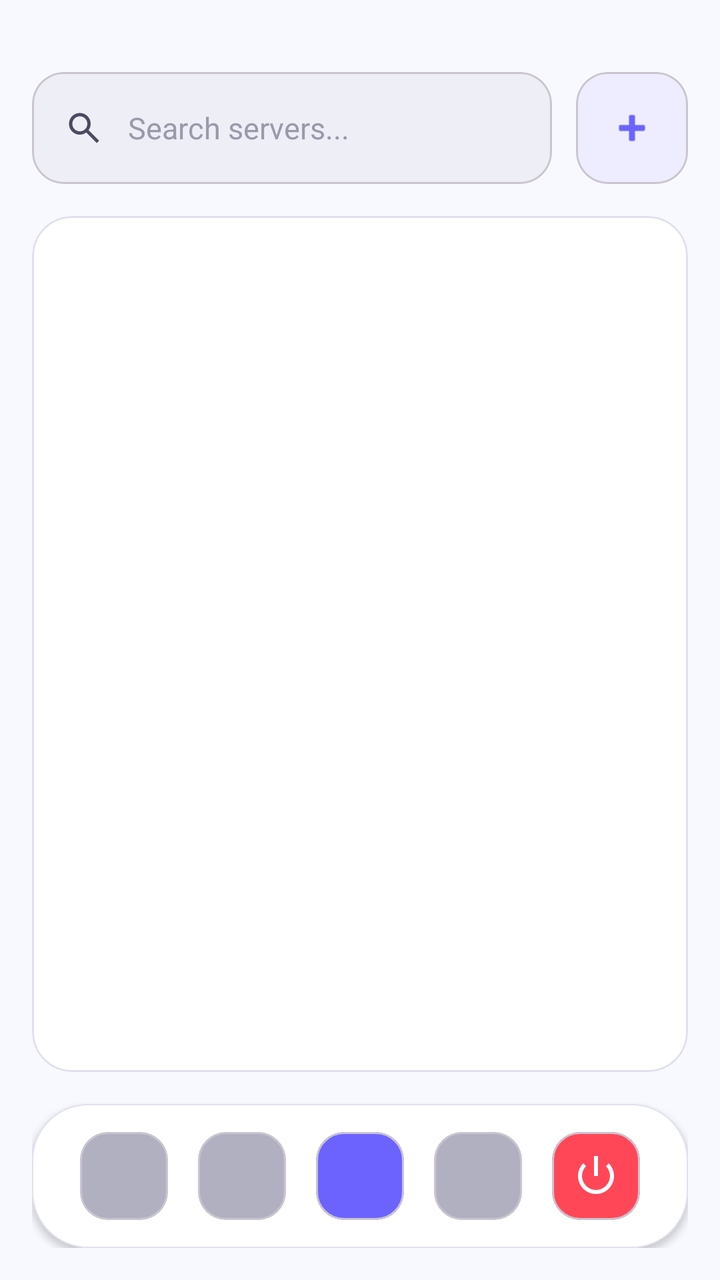
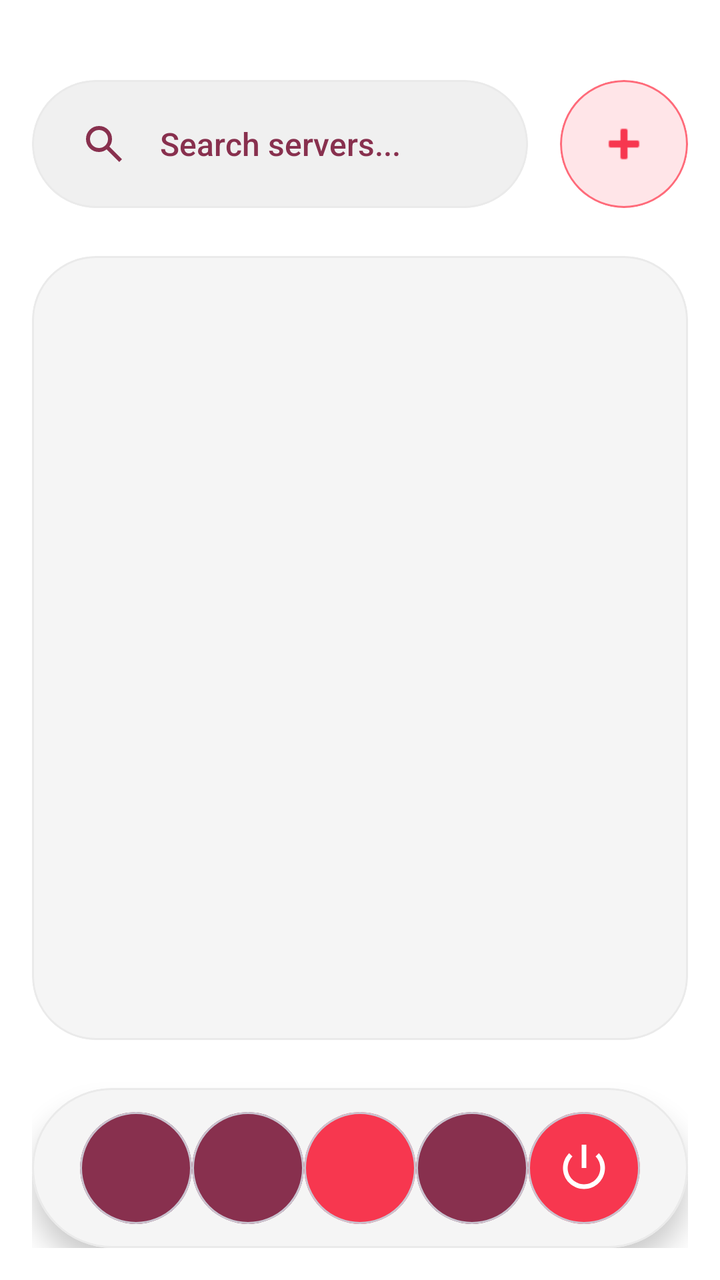

Compare the two renders of this Android layout. The source of the first and the diff that turns it into the second are given below.
<!-- AndroidManifest.xml: application theme Theme.SE114_CallingSystem -->
<!-- res/layout/activity_home_page.xml -->
<?xml version="1.0" encoding="utf-8"?>
<RelativeLayout xmlns:android="http://schemas.android.com/apk/res/android"
    xmlns:app="http://schemas.android.com/apk/res-auto"
    android:layout_width="match_parent"
    android:layout_height="match_parent"
    android:background="@color/bg_primary"
    android:padding="16dp">

    <LinearLayout
        android:id="@+id/topBar"
        android:layout_width="match_parent"
        android:layout_height="56dp"
        android:layout_alignParentTop="true"
        android:layout_marginTop="20dp"
        android:orientation="horizontal">

        <com.google.android.material.card.MaterialCardView
            android:layout_width="0dp"
            android:layout_height="match_parent"
            android:layout_weight="1"
            app:cardBackgroundColor="@color/bg_input"
            app:cardCornerRadius="16dp"
            app:cardElevation="0dp">

            <LinearLayout
                android:layout_width="match_parent"
                android:layout_height="match_parent"
                android:gravity="center_vertical"
                android:orientation="horizontal"
                android:paddingHorizontal="16dp">

                <ImageView
                    android:layout_width="20dp"
                    android:layout_height="20dp"
                    android:contentDescription="Search"
                    android:src="@drawable/icon_searchbutton"
                    app:tint="@color/icon_tint" />

                <TextView
                    android:layout_width="wrap_content"
                    android:layout_height="wrap_content"
                    android:layout_marginStart="12dp"
                    android:text="Search servers..."
                    android:textColor="@color/text_hint"
                    android:textSize="15sp" />
            </LinearLayout>
        </com.google.android.material.card.MaterialCardView>

        <Space
            android:layout_width="12dp"
            android:layout_height="match_parent" />

        <com.google.android.material.card.MaterialCardView
            android:id="@+id/mcvServerCreate"
            android:layout_width="56dp"
            android:layout_height="56dp"
            app:cardBackgroundColor="@color/accent_surface"
            app:cardCornerRadius="16dp"
            app:cardElevation="0dp">

            <ImageView
                android:layout_width="24dp"
                android:layout_height="24dp"
                android:layout_gravity="center"
                android:contentDescription="Add Server"
                android:src="@android:drawable/ic_input_add"
                app:tint="@color/accent" />
        </com.google.android.material.card.MaterialCardView>
    </LinearLayout>

    <com.google.android.material.card.MaterialCardView
        android:id="@+id/middleSection"
        android:layout_width="match_parent"
        android:layout_height="match_parent"
        android:layout_above="@id/bottomBar"
        android:layout_below="@id/topBar"
        android:layout_marginTop="16dp"
        android:layout_marginBottom="16dp"
        app:cardBackgroundColor="@color/bg_secondary"
        app:cardCornerRadius="20dp"
        app:cardElevation="0dp"
        app:strokeColor="@color/card_stroke"
        app:strokeWidth="1dp">

        <androidx.recyclerview.widget.RecyclerView
            android:id="@+id/recyclerView"
            android:layout_width="match_parent"
            android:layout_height="match_parent"
            android:padding="10dp"
            app:layoutManager="androidx.recyclerview.widget.LinearLayoutManager" />
    </com.google.android.material.card.MaterialCardView>

    <com.google.android.material.card.MaterialCardView
        android:id="@+id/bottomBar"
        android:layout_width="match_parent"
        android:layout_height="72dp"
        android:layout_alignParentBottom="true"
        app:cardBackgroundColor="@color/bg_secondary"
        app:cardCornerRadius="28dp"
        app:cardElevation="2dp"
        app:strokeColor="@color/card_stroke"
        app:strokeWidth="0.5dp">

        <LinearLayout
            android:layout_width="match_parent"
            android:layout_height="match_parent"
            android:gravity="center"
            android:orientation="horizontal"
            android:paddingHorizontal="24dp">

            <com.google.android.material.card.MaterialCardView
                android:layout_width="44dp"
                android:layout_height="44dp"
                app:cardBackgroundColor="@color/nav_inactive"
                app:cardCornerRadius="14dp"
                app:cardElevation="0dp" />

            <Space
                android:layout_width="0dp"
                android:layout_height="match_parent"
                android:layout_weight="1" />

            <com.google.android.material.card.MaterialCardView
                android:layout_width="44dp"
                android:layout_height="44dp"
                app:cardBackgroundColor="@color/nav_inactive"
                app:cardCornerRadius="14dp"
                app:cardElevation="0dp" />

            <Space
                android:layout_width="0dp"
                android:layout_height="match_parent"
                android:layout_weight="1" />

            <com.google.android.material.card.MaterialCardView
                android:layout_width="44dp"
                android:layout_height="44dp"
                app:cardBackgroundColor="@color/accent"
                app:cardCornerRadius="14dp"
                app:cardElevation="0dp" />

            <Space
                android:layout_width="0dp"
                android:layout_height="match_parent"
                android:layout_weight="1" />

            <com.google.android.material.card.MaterialCardView
                android:layout_width="44dp"
                android:layout_height="44dp"
                app:cardBackgroundColor="@color/nav_inactive"
                app:cardCornerRadius="14dp"
                app:cardElevation="0dp" />

            <Space
                android:layout_width="0dp"
                android:layout_height="match_parent"
                android:layout_weight="1" />

            <com.google.android.material.card.MaterialCardView
                android:id="@+id/btnLogout"
                android:layout_width="44dp"
                android:layout_height="44dp"
                app:cardBackgroundColor="@color/danger"
                app:cardCornerRadius="14dp"
                app:cardElevation="0dp">
                
                <ImageView
                    android:layout_width="24dp"
                    android:layout_height="24dp"
                    android:layout_gravity="center"
                    android:src="@android:drawable/ic_lock_power_off"
                    app:tint="@color/white" />
            </com.google.android.material.card.MaterialCardView>

        </LinearLayout>
    </com.google.android.material.card.MaterialCardView>

</RelativeLayout>
<!-- resources referenced by this layout -->
<resources>
  <color name="accent">#6C63FF</color>
  <color name="accent_surface">#EEEDFF</color>
  <color name="bg_input">#EEEEF6</color>
  <color name="bg_primary">#F8F9FE</color>
  <color name="bg_secondary">#FFFFFF</color>
  <color name="card_stroke">#E0E0EE</color>
  <color name="danger">#FF4757</color>
  <color name="icon_tint">#4A4A60</color>
  <color name="nav_inactive">#B0B0C0</color>
  <color name="text_hint">#9999AA</color>
  <color name="white">#FFFFFFFF</color>
  <!-- drawable icon_searchbutton (drawable) -->
  <vector xmlns:android="http://schemas.android.com/apk/res/android"
      android:width="24dp"
      android:height="24dp"
      android:viewportWidth="960"
      android:viewportHeight="960">
    <path
        android:pathData="M784,840 L532,588q-30,24 -69,38t-83,14q-109,0 -184.5,-75.5T120,380q0,-109 75.5,-184.5T380,120q109,0 184.5,75.5T640,380q0,44 -14,83t-38,69l252,252 -56,56ZM380,560q75,0 127.5,-52.5T560,380q0,-75 -52.5,-127.5T380,200q-75,0 -127.5,52.5T200,380q0,75 52.5,127.5T380,560Z"
        android:fillColor="#000000"/>
  </vector>
  <style name="Theme.SE114_CallingSystem" parent="Base.Theme.SE114_CallingSystem" />
  <style name="Base.Theme.SE114_CallingSystem" parent="Theme.Material3.DayNight.NoActionBar">
          <item name="colorPrimary">@color/accent</item>
          <item name="colorOnPrimary">@color/text_on_accent</item>
          <item name="colorSecondary">@color/accent_light</item>
          <item name="android:windowBackground">@color/bg_primary</item>
          <item name="android:statusBarColor">@color/bg_primary</item>
          <item name="android:navigationBarColor">@color/bg_primary</item>
      </style>
  <color name="text_on_accent">#FFFFFF</color>
  <color name="accent_light">#8B83FF</color>
</resources>

<!-- the commit's change to res/layout/activity_home_page.xml (unified diff, before → after) -->
@@ -4,34 +4,38 @@
     android:layout_width="match_parent"
     android:layout_height="match_parent"
     android:background="@color/bg_primary"
-    android:padding="16dp">
+    android:padding="16dp"
+    android:animateLayoutChanges="true">
 
     <LinearLayout
         android:id="@+id/topBar"
         android:layout_width="match_parent"
-        android:layout_height="56dp"
+        android:layout_height="64dp"
         android:layout_alignParentTop="true"
-        android:layout_marginTop="20dp"
-        android:orientation="horizontal">
+        android:layout_marginTop="24dp"
+        android:orientation="horizontal"
+        android:animateLayoutChanges="true">
 
         <com.google.android.material.card.MaterialCardView
             android:layout_width="0dp"
             android:layout_height="match_parent"
             android:layout_weight="1"
             app:cardBackgroundColor="@color/bg_input"
-            app:cardCornerRadius="16dp"
-            app:cardElevation="0dp">
+            app:cardCornerRadius="32dp"
+            app:cardElevation="0dp"
+            app:strokeWidth="1dp"
+            app:strokeColor="@color/card_stroke">
 
             <LinearLayout
                 android:layout_width="match_parent"
                 android:layout_height="match_parent"
                 android:gravity="center_vertical"
                 android:orientation="horizontal"
-                android:paddingHorizontal="16dp">
+                android:paddingHorizontal="24dp">
 
                 <ImageView
-                    android:layout_width="20dp"
-                    android:layout_height="20dp"
+                    android:layout_width="24dp"
+                    android:layout_height="24dp"
                     android:contentDescription="Search"
                     android:src="@drawable/icon_searchbutton"
                     app:tint="@color/icon_tint" />
@@ -39,28 +43,31 @@
                 <TextView
                     android:layout_width="wrap_content"
                     android:layout_height="wrap_content"
-                    android:layout_marginStart="12dp"
+                    android:layout_marginStart="16dp"
                     android:text="Search servers..."
                     android:textColor="@color/text_hint"
-                    android:textSize="15sp" />
+                    android:fontFamily="sans-serif-medium"
+                    android:textSize="16sp" />
             </LinearLayout>
         </com.google.android.material.card.MaterialCardView>
 
         <Space
-            android:layout_width="12dp"
+            android:layout_width="16dp"
             android:layout_height="match_parent" />
 
         <com.google.android.material.card.MaterialCardView
             android:id="@+id/mcvServerCreate"
-            android:layout_width="56dp"
-            android:layout_height="56dp"
+            android:layout_width="64dp"
+            android:layout_height="64dp"
             app:cardBackgroundColor="@color/accent_surface"
-            app:cardCornerRadius="16dp"
-            app:cardElevation="0dp">
+            app:cardCornerRadius="32dp"
+            app:cardElevation="0dp"
+            app:strokeWidth="1dp"
+            app:strokeColor="@color/accent_light">
 
             <ImageView
-                android:layout_width="24dp"
-                android:layout_height="24dp"
+                android:layout_width="28dp"
+                android:layout_height="28dp"
                 android:layout_gravity="center"
                 android:contentDescription="Add Server"
                 android:src="@android:drawable/ic_input_add"
@@ -74,10 +81,10 @@
         android:layout_height="match_parent"
         android:layout_above="@id/bottomBar"
         android:layout_below="@id/topBar"
-        android:layout_marginTop="16dp"
-        android:layout_marginBottom="16dp"
+        android:layout_marginTop="24dp"
+        android:layout_marginBottom="24dp"
         app:cardBackgroundColor="@color/bg_secondary"
-        app:cardCornerRadius="20dp"
+        app:cardCornerRadius="32dp"
         app:cardElevation="0dp"
         app:strokeColor="@color/card_stroke"
         app:strokeWidth="1dp">
@@ -86,20 +93,20 @@
             android:id="@+id/recyclerView"
             android:layout_width="match_parent"
             android:layout_height="match_parent"
-            android:padding="10dp"
+            android:padding="16dp"
             app:layoutManager="androidx.recyclerview.widget.LinearLayoutManager" />
     </com.google.android.material.card.MaterialCardView>
 
     <com.google.android.material.card.MaterialCardView
         android:id="@+id/bottomBar"
         android:layout_width="match_parent"
-        android:layout_height="72dp"
+        android:layout_height="80dp"
         android:layout_alignParentBottom="true"
         app:cardBackgroundColor="@color/bg_secondary"
-        app:cardCornerRadius="28dp"
-        app:cardElevation="2dp"
+        app:cardCornerRadius="40dp"
+        app:cardElevation="8dp"
         app:strokeColor="@color/card_stroke"
-        app:strokeWidth="0.5dp">
+        app:strokeWidth="1dp">
 
         <LinearLayout
             android:layout_width="match_parent"
@@ -109,10 +116,10 @@
             android:paddingHorizontal="24dp">
 
             <com.google.android.material.card.MaterialCardView
-                android:layout_width="44dp"
-                android:layout_height="44dp"
+                android:layout_width="56dp"
+                android:layout_height="56dp"
                 app:cardBackgroundColor="@color/nav_inactive"
-                app:cardCornerRadius="14dp"
+                app:cardCornerRadius="28dp"
                 app:cardElevation="0dp" />
 
             <Space
@@ -121,10 +128,10 @@
                 android:layout_weight="1" />
 
             <com.google.android.material.card.MaterialCardView
-                android:layout_width="44dp"
-                android:layout_height="44dp"
+                android:layout_width="56dp"
+                android:layout_height="56dp"
                 app:cardBackgroundColor="@color/nav_inactive"
-                app:cardCornerRadius="14dp"
+                app:cardCornerRadius="28dp"
                 app:cardElevation="0dp" />
 
             <Space
@@ -133,10 +140,10 @@
                 android:layout_weight="1" />
 
             <com.google.android.material.card.MaterialCardView
-                android:layout_width="44dp"
-                android:layout_height="44dp"
+                android:layout_width="56dp"
+                android:layout_height="56dp"
                 app:cardBackgroundColor="@color/accent"
-                app:cardCornerRadius="14dp"
+                app:cardCornerRadius="28dp"
                 app:cardElevation="0dp" />
 
             <Space
@@ -145,10 +152,10 @@
                 android:layout_weight="1" />
 
             <com.google.android.material.card.MaterialCardView
-                android:layout_width="44dp"
-                android:layout_height="44dp"
+                android:layout_width="56dp"
+                android:layout_height="56dp"
                 app:cardBackgroundColor="@color/nav_inactive"
-                app:cardCornerRadius="14dp"
+                app:cardCornerRadius="28dp"
                 app:cardElevation="0dp" />
 
             <Space
@@ -158,15 +165,15 @@
 
             <com.google.android.material.card.MaterialCardView
                 android:id="@+id/btnLogout"
-                android:layout_width="44dp"
-                android:layout_height="44dp"
+                android:layout_width="56dp"
+                android:layout_height="56dp"
                 app:cardBackgroundColor="@color/danger"
-                app:cardCornerRadius="14dp"
+                app:cardCornerRadius="28dp"
                 app:cardElevation="0dp">
                 
                 <ImageView
-                    android:layout_width="24dp"
-                    android:layout_height="24dp"
+                    android:layout_width="28dp"
+                    android:layout_height="28dp"
                     android:layout_gravity="center"
                     android:src="@android:drawable/ic_lock_power_off"
                     app:tint="@color/white" />
<!-- resource entries referenced after the edit -->
@@ -1,15 +1,15 @@
 <!-- resources referenced by this layout -->
 <resources>
-  <color name="accent">#6C63FF</color>
-  <color name="accent_surface">#EEEDFF</color>
-  <color name="bg_input">#EEEEF6</color>
-  <color name="bg_primary">#F8F9FE</color>
-  <color name="bg_secondary">#FFFFFF</color>
-  <color name="card_stroke">#E0E0EE</color>
-  <color name="danger">#FF4757</color>
-  <color name="icon_tint">#4A4A60</color>
-  <color name="nav_inactive">#B0B0C0</color>
-  <color name="text_hint">#9999AA</color>
+  <color name="accent">#F7374F</color>
+  <color name="accent_surface">#FFE5E8</color>
+  <color name="bg_input">#F0F0F0</color>
+  <color name="bg_primary">#FFFFFF</color>
+  <color name="bg_secondary">#F5F5F5</color>
+  <color name="card_stroke">#EAEAEA</color>
+  <color name="danger">#F7374F</color>
+  <color name="icon_tint">#88304E</color>
+  <color name="nav_inactive">#88304E</color>
+  <color name="text_hint">#88304E</color>
   <color name="white">#FFFFFFFF</color>
   <!-- drawable icon_searchbutton (drawable) -->
   <vector xmlns:android="http://schemas.android.com/apk/res/android"
@@ -31,6 +31,6 @@
           <item name="android:navigationBarColor">@color/bg_primary</item>
       </style>
   <color name="text_on_accent">#FFFFFF</color>
-  <color name="accent_light">#8B83FF</color>
+  <color name="accent_light">#FF6B7A</color>
 </resources>
 
